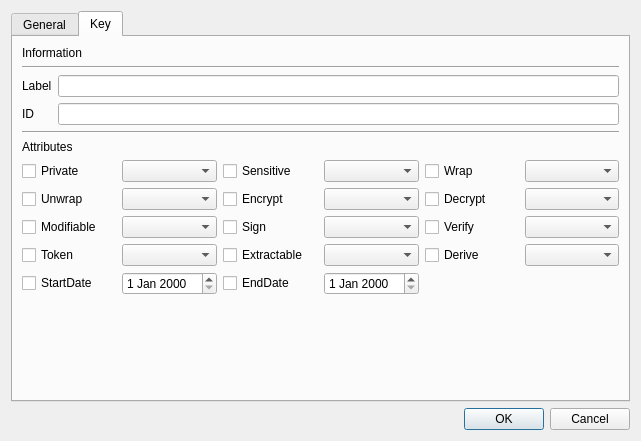
Before: the Qt Designer form CryptokiMan/create_key_dlg.ui in jykim74/CryptokiMan, drawn with Qt 5.
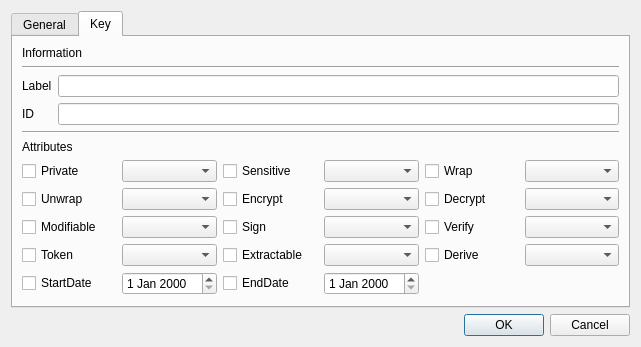
After: the same form once the commit is applied. The open tabs and pages were chosen to show the change.

Patch:
```diff
--- a/CryptokiMan/create_key_dlg.ui
+++ b/CryptokiMan/create_key_dlg.ui
@@ -7,7 +7,7 @@
     <x>0</x>
     <y>0</y>
     <width>641</width>
-    <height>441</height>
+    <height>331</height>
    </rect>
   </property>
   <property name="windowTitle">
```
Left out of the diff: 2 changed lines with no effect on the pictures.
